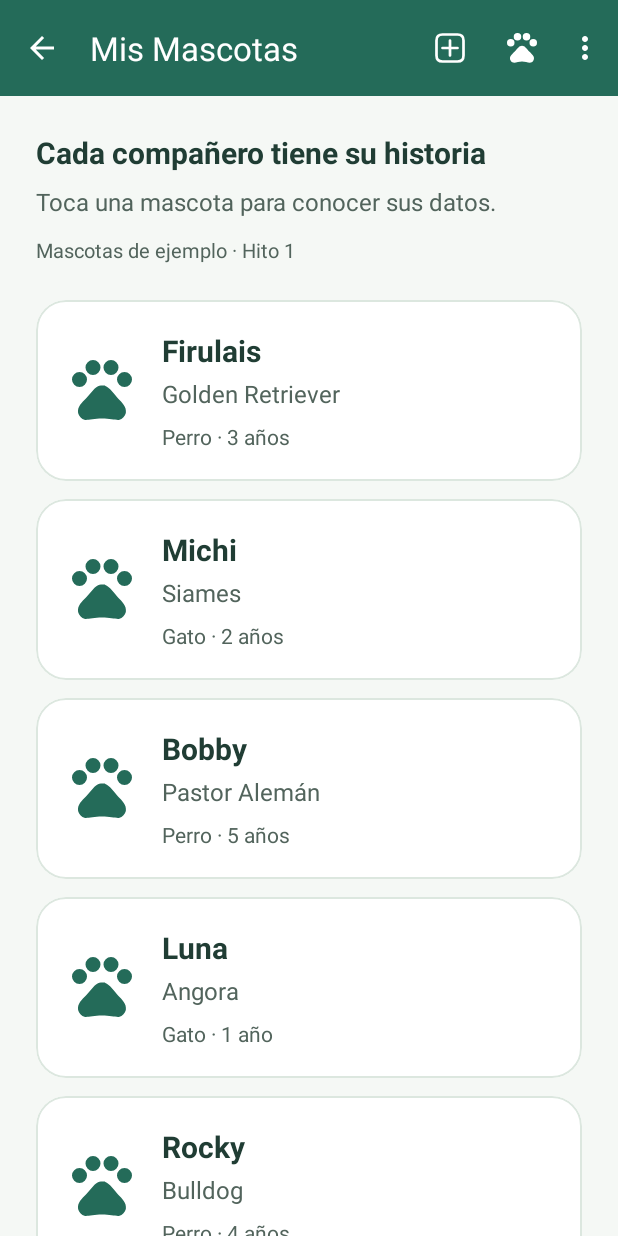
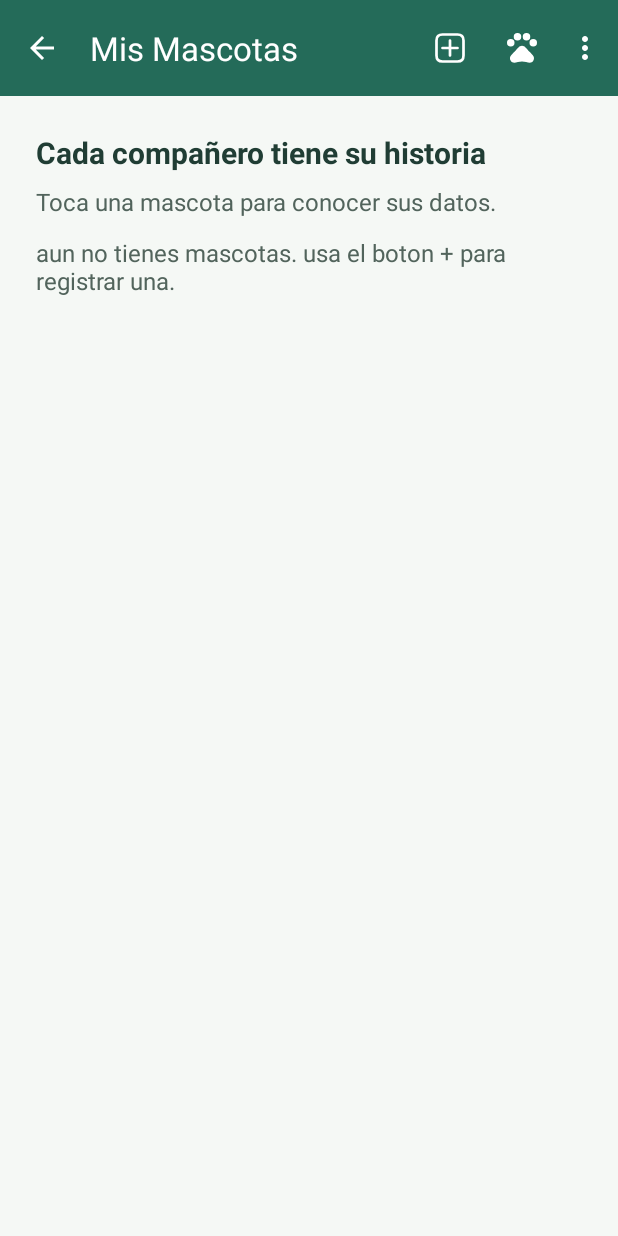
Before and after one commit to genesis-sanchez/Sops, an Android app: the ListaMascotasActivity screen opened directly, with no data from a screen before it, on a phone screen of 412 x 824 dp. Run offline under Robolectric (Android 15) with nearby library versions, the phone set to English and light mode, and no system bars; our stand-ins replace Room's generated code.

Commit message:
feat: guarda las mascotas con room

```diff
--- a/app/src/main/java/com/udh/sops/controller/ListaMascotasActivity.java
+++ b/app/src/main/java/com/udh/sops/controller/ListaMascotasActivity.java
@@ -2,23 +2,63 @@ package com.udh.sops.controller;
 
 import android.content.Intent;
 import android.os.Bundle;
+import android.util.Log;
+import android.view.View;
+import android.widget.TextView;
 import androidx.recyclerview.widget.LinearLayoutManager;
 import androidx.recyclerview.widget.RecyclerView;
 import com.udh.sops.R;
-import com.udh.sops.model.DataSource;
+import com.udh.sops.model.Mascota;
+import com.udh.sops.model.SopsDatabase;
 import com.udh.sops.view.MascotaAdapter;
+import java.util.List;
 
 public class ListaMascotasActivity extends BaseActivity {
+    private RecyclerView lista;
+    private TextView estado;
+
     @Override
     protected void onCreate(Bundle savedInstanceState) {
         super.onCreate(savedInstanceState);
         prepararPantalla(R.layout.activity_lista_mascotas, R.string.title_lista_mascotas);
-        RecyclerView lista = findViewById(R.id.rvMascotas);
+        lista = findViewById(R.id.rvMascotas);
+        estado = findViewById(R.id.tvEstadoLista);
         lista.setLayoutManager(new LinearLayoutManager(this));
-        lista.setAdapter(new MascotaAdapter(DataSource.getMascotasEjemplo(), mascota -> {
-            Intent intent = new Intent(this, DetalleMascotaActivity.class);
-            intent.putExtra(DetalleMascotaActivity.EXTRA_MASCOTA, mascota);
-            startActivity(intent);
-        }));
+    }
+
+    @Override
+    protected void onResume() {
+        super.onResume();
+        cargarMascotas();
+    }
+
+    private void cargarMascotas() {
+        estado.setText(R.string.cargando_mascotas);
+        estado.setVisibility(View.VISIBLE);
+        lista.setVisibility(View.GONE);
+        new Thread(() -> {
+            try {
+                List<Mascota> mascotas = SopsDatabase.obtenerInstancia(getApplicationContext())
+                        .mascotaDao().obtenerTodas();
+                runOnUiThread(() -> {
+                    if (isFinishing() || isDestroyed()) return;
+                    lista.setAdapter(new MascotaAdapter(mascotas, mascota -> {
+                        Intent intent = new Intent(this, DetalleMascotaActivity.class);
+                        intent.putExtra(DetalleMascotaActivity.EXTRA_MASCOTA, mascota);
+                        startActivity(intent);
+                    }));
+                    estado.setText(R.string.lista_sin_mascotas);
+                    estado.setVisibility(mascotas.isEmpty() ? View.VISIBLE : View.GONE);
+                    lista.setVisibility(mascotas.isEmpty() ? View.GONE : View.VISIBLE);
+                });
+            } catch (Exception exception) {
+                Log.e("ListaMascotas", "No se pudieron cargar las mascotas", exception);
+                runOnUiThread(() -> {
+                    if (isFinishing() || isDestroyed()) return;
+                    estado.setText(R.string.error_cargar_mascotas);
+                    estado.setVisibility(View.VISIBLE);
+                });
+            }
+        }).start();
     }
 }
--- a/app/src/main/res/layout/activity_lista_mascotas.xml
+++ b/app/src/main/res/layout/activity_lista_mascotas.xml
@@ -10,8 +10,8 @@
         <TextView style="@style/Sops.TituloSeccion" android:text="@string/lista_descripcion" />
         <TextView style="@style/Sops.Descripcion" android:layout_marginTop="8dp"
             android:text="@string/lista_indicacion" />
-        <TextView style="@style/Sops.Descripcion" android:layout_marginTop="12dp"
-            android:textSize="13sp" android:text="@string/datos_ejemplo" />
+        <TextView android:id="@+id/tvEstadoLista" style="@style/Sops.Descripcion"
+            android:layout_marginTop="12dp" android:text="@string/cargando_mascotas" />
     </LinearLayout>
     <androidx.recyclerview.widget.RecyclerView
         android:id="@+id/rvMascotas"
--- a/app/src/main/res/values/strings.xml
+++ b/app/src/main/res/values/strings.xml
@@ -1,4 +1,7 @@
 <resources>
+    <string name="cargando_mascotas">cargando mascotas...</string>
+    <string name="lista_sin_mascotas">aun no tienes mascotas. usa el boton + para registrar una.</string>
+    <string name="error_cargar_mascotas">no se pudieron cargar las mascotas. vuelve a abrir la lista.</string>
     <string name="acerca_titulo">Acerca de Sops</string>
     <string name="acerca_lema">Cada cuidado cuenta.</string>
     <string name="acerca_proposito">Pensado para su bienestar</string>
```
Also changed, not shown: 3 other files.
